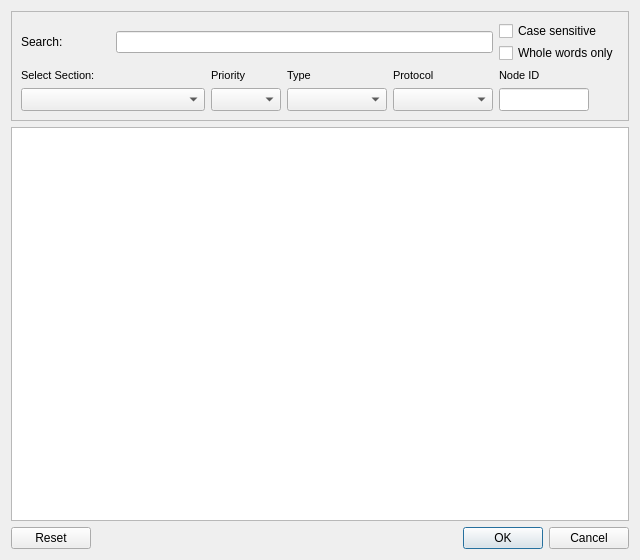
MECTsrl/mect_plugins, file cte/searchvariable.ui: the form before one commit.
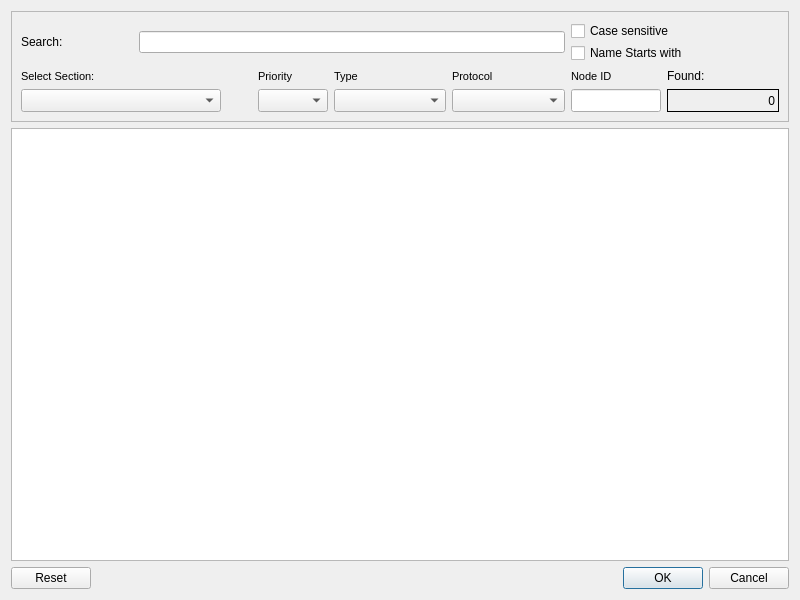
The form after the commit. Icons and pictures are not drawn.

What changed in the file:
```diff
--- a/cte/searchvariable.ui
+++ b/cte/searchvariable.ui
@@ -6,8 +6,8 @@
    <rect>
     <x>0</x>
     <y>0</y>
-    <width>640</width>
-    <height>560</height>
+    <width>800</width>
+    <height>600</height>
    </rect>
   </property>
   <property name="windowTitle">
@@ -27,32 +27,28 @@
       <enum>QFrame::Raised</enum>
      </property>
      <layout class="QGridLayout" name="gridLayout">
-      <item row="0" column="5">
-       <layout class="QVBoxLayout" name="verticalLayout">
-        <property name="spacing">
-         <number>2</number>
+      <item row="1" column="0" colspan="2">
+       <widget class="QLabel" name="lblSections">
+        <property name="minimumSize">
+         <size>
+          <width>150</width>
+          <height>12</height>
+         </size>
         </property>
-        <item>
-         <widget class="QCheckBox" name="chkCase">
-          <property name="minimumSize">
-           <size>
-            <width>90</width>
-            <height>0</height>
-           </size>
-          </property>
-          <property name="text">
-           <string>Case sensitive</string>
-          </property>
-         </widget>
-        </item>
-        <item>
-         <widget class="QCheckBox" name="chkWhole">
-          <property name="text">
-           <string>Whole words only</string>
-          </property>
-         </widget>
-        </item>
-       </layout>
+        <property name="font">
+         <font>
+          <pointsize>8</pointsize>
+          <weight>50</weight>
+          <bold>false</bold>
+         </font>
+        </property>
+        <property name="text">
+         <string>Select Section:</string>
+        </property>
+        <property name="buddy">
+         <cstring>cboSections</cstring>
+        </property>
+       </widget>
       </item>
       <item row="2" column="5">
        <widget class="QLineEdit" name="txtNode">
@@ -274,32 +270,65 @@
         </property>
        </widget>
       </item>
-      <item row="1" column="0" colspan="2">
-       <widget class="QLabel" name="lblSections">
-        <property name="minimumSize">
-         <size>
-          <width>150</width>
-          <height>12</height>
-         </size>
-        </property>
-        <property name="font">
-         <font>
-          <pointsize>8</pointsize>
-          <weight>50</weight>
-          <bold>false</bold>
-         </font>
-        </property>
-        <property name="text">
-         <string>Select Section:</string>
-        </property>
-        <property name="buddy">
-         <cstring>cboSections</cstring>
-        </property>
-       </widget>
-      </item>
       <item row="0" column="1" colspan="4">
        <widget class="QLineEdit" name="txtVarname"/>
       </item>
+      <item row="1" column="6">
+       <widget class="QLabel" name="lblPromptFound">
+        <property name="text">
+         <string>Found:</string>
+        </property>
+       </widget>
+      </item>
+      <item row="0" column="5" colspan="2">
+       <layout class="QVBoxLayout" name="verticalLayout">
+        <property name="spacing">
+         <number>2</number>
+        </property>
+        <item>
+         <widget class="QCheckBox" name="chkCase">
+          <property name="minimumSize">
+           <size>
+            <width>90</width>
+            <height>0</height>
+           </size>
+          </property>
+          <property name="text">
+           <string>Case sensitive</string>
+          </property>
+         </widget>
+        </item>
+        <item>
+         <widget class="QCheckBox" name="chkStartsWith">
+          <property name="text">
+           <string>Name Starts with</string>
+          </property>
+         </widget>
+        </item>
+       </layout>
+      </item>
+      <item row="2" column="6">
+       <widget class="QLabel" name="lblFound">
+        <property name="minimumSize">
+         <size>
+          <width>70</width>
+          <height>0</height>
+         </size>
+        </property>
+        <property name="frameShape">
+         <enum>QFrame::Box</enum>
+        </property>
+        <property name="frameShadow">
+         <enum>QFrame::Plain</enum>
+        </property>
+        <property name="text">
+         <string>0</string>
+        </property>
+        <property name="alignment">
+         <set>Qt::AlignRight|Qt::AlignTrailing|Qt::AlignVCenter</set>
+        </property>
+       </widget>
+      </item>
      </layout>
     </widget>
    </item>
```
Left out of the diff: 12 changed lines with no effect on the pictures.
